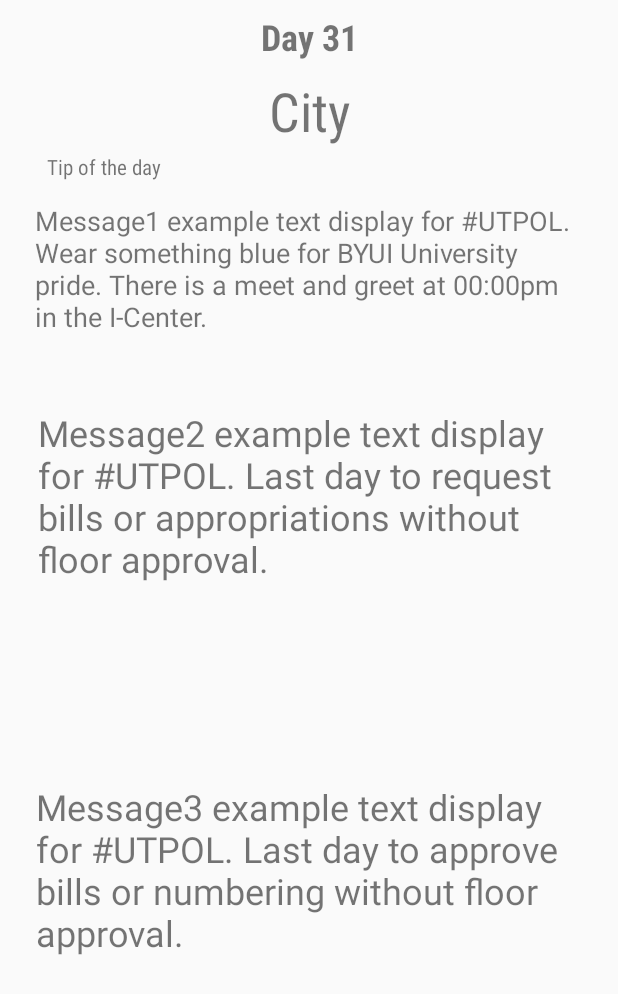
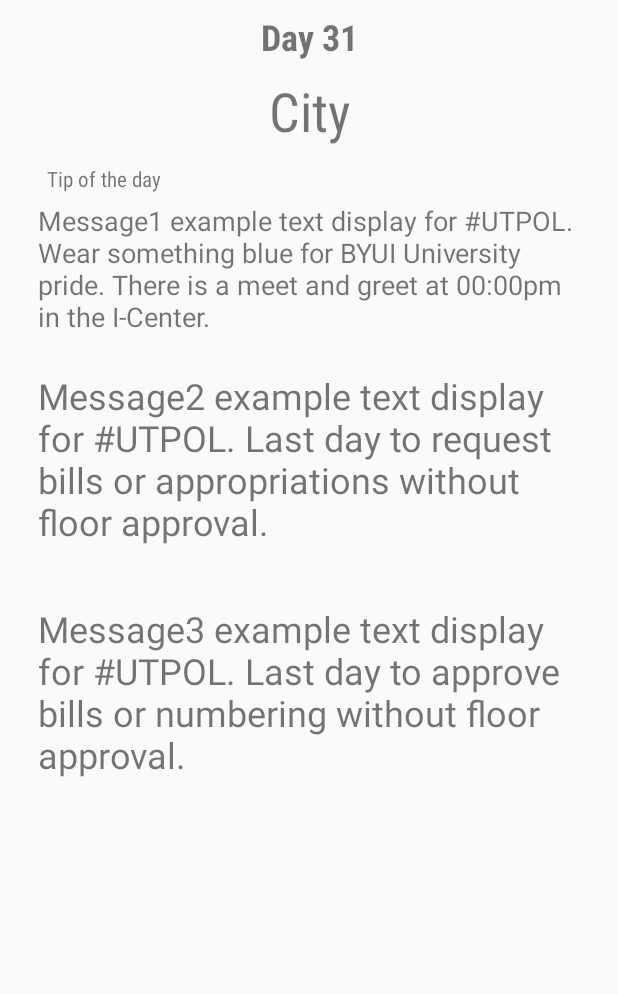
Before and after one commit to kolowich/CS246-Project, an Android app: the layout activity_home.xml on its own in the app's theme, with its tools: preview values and no code run, on a phone screen of 412 x 824 dp. Shown: the top 994 px of the screen. Run offline under Robolectric (Android 15) with nearby library versions, the phone set to English and light mode, and no system bars.

Commit message:
Merge branch 'master' of https://github.com/kolowich/CS246-Project
# Conflicts:
#	.idea/misc.xml

```diff
--- a/app/src/main/res/layout/activity_home.xml
+++ b/app/src/main/res/layout/activity_home.xml
@@ -38,8 +38,8 @@
         app:layout_constraintTop_toBottomOf="@+id/homeTextView1" />
 
     <TextView
-        android:id="@+id/textView2"
-        android:layout_width="365dp"
+        android:id="@+id/homeTextView4"
+        android:layout_width="362dp"
         android:layout_height="85dp"
         android:layout_marginStart="8dp"
         android:layout_marginTop="32dp"
@@ -53,51 +53,54 @@
         app:layout_constraintTop_toBottomOf="@+id/homeTextView2" />
 
     <TextView
-        android:id="@+id/homeTextView3"
+        android:id="@+id/homeTextView5"
         android:layout_width="362dp"
-        android:layout_height="196dp"
+        android:layout_height="wrap_content"
         android:layout_marginStart="8dp"
-        android:layout_marginTop="52dp"
+        android:layout_marginTop="12dp"
         android:layout_marginEnd="8dp"
         android:fontFamily="sans-serif"
+        android:paddingTop="15dp"
+        android:paddingBottom="15dp"
         android:text="@string/homeMessage2"
         android:textSize="24sp"
         app:layout_constraintEnd_toEndOf="parent"
-        app:layout_constraintHorizontal_bias="0.5"
         app:layout_constraintStart_toStartOf="parent"
-        app:layout_constraintTop_toBottomOf="@+id/textView2" />
+        app:layout_constraintTop_toBottomOf="@+id/homeTextView4" />
 
     <TextView
-        android:id="@+id/textView4"
+        android:id="@+id/homeTextView3"
         android:layout_width="230dp"
-        android:layout_height="33dp"
+        android:layout_height="25dp"
         android:layout_marginStart="8dp"
         android:layout_marginEnd="8dp"
         android:fontFamily="sans-serif-condensed"
         android:text="Tip of the day"
         android:textAlignment="textStart"
         android:textSize="14sp"
-        app:layout_constraintBottom_toTopOf="@+id/textView2"
+        app:layout_constraintBottom_toTopOf="@+id/homeTextView4"
         app:layout_constraintEnd_toEndOf="parent"
         app:layout_constraintHorizontal_bias="0.139"
         app:layout_constraintStart_toStartOf="parent" />
 
     <TextView
-        android:id="@+id/textView5"
-        android:layout_width="364dp"
-        android:layout_height="205dp"
+        android:id="@+id/homeTextView6"
+        android:layout_width="362dp"
+        android:layout_height="0dp"
         android:layout_marginStart="8dp"
         android:layout_marginTop="8dp"
         android:layout_marginEnd="8dp"
         android:layout_marginBottom="52dp"
         android:fontFamily="sans-serif"
+        android:paddingTop="15dp"
         android:text="@string/homeMessage3"
         android:textSize="24sp"
         app:layout_constraintBottom_toBottomOf="parent"
         app:layout_constraintEnd_toEndOf="parent"
         app:layout_constraintHorizontal_bias="0.5"
         app:layout_constraintStart_toStartOf="parent"
-        app:layout_constraintTop_toBottomOf="@+id/homeTextView3" />
+        app:layout_constraintTop_toBottomOf="@+id/homeTextView5"
+        app:layout_constraintVertical_bias="1.0" />
 
     <android.support.constraint.Guideline
         android:id="@+id/guideline"
```
